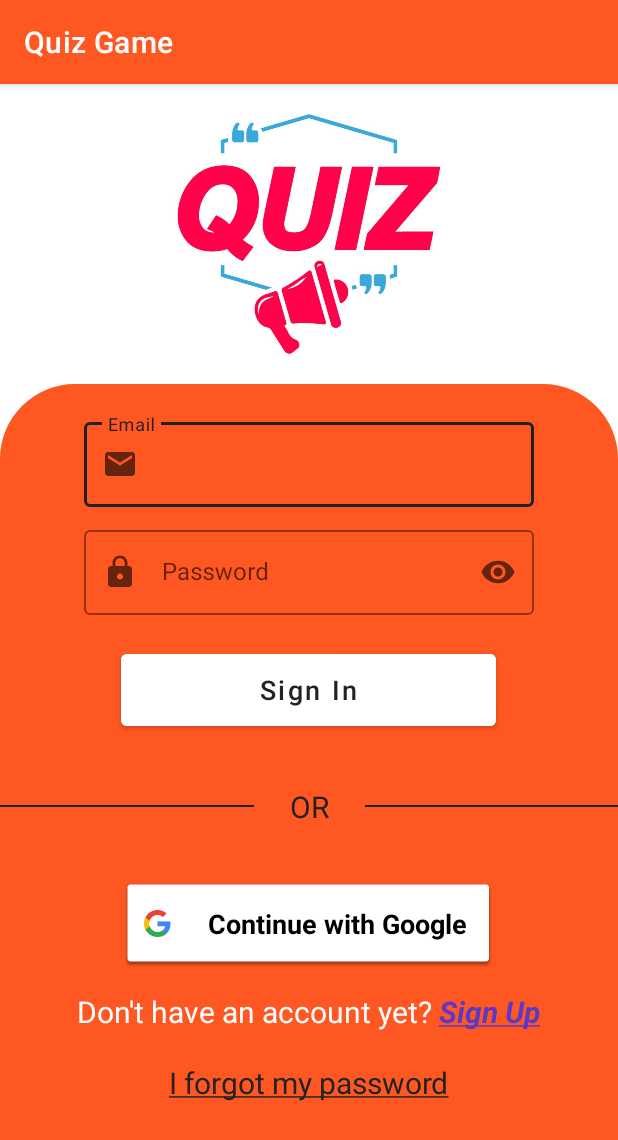
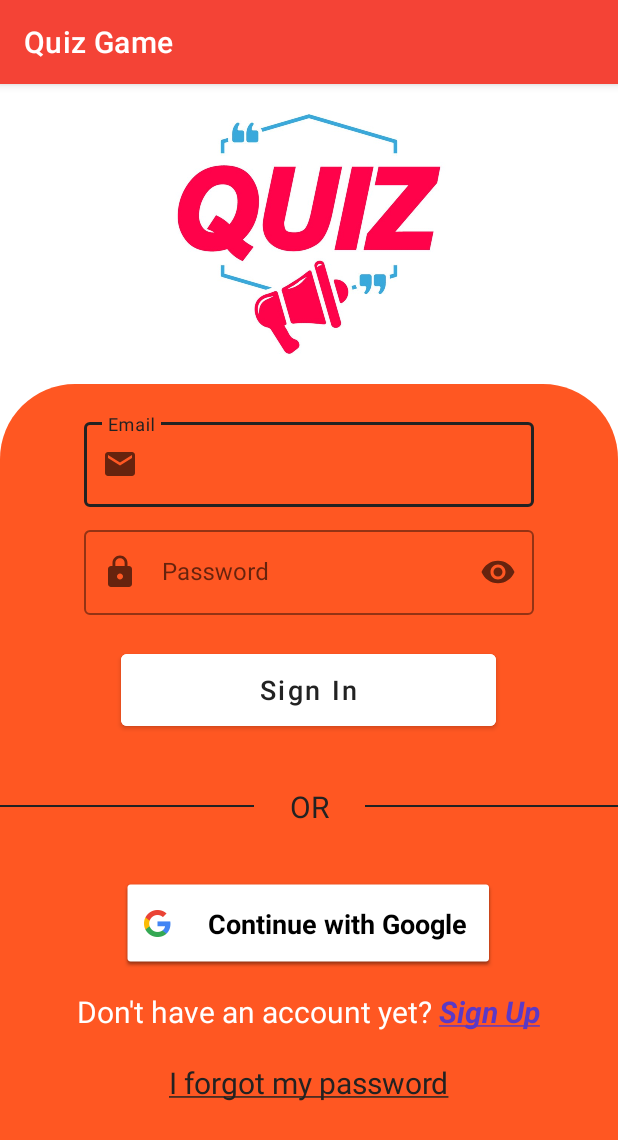
Before and after one commit to jao-johnreginald/QuizGame, an Android app: the screen it shows after launch (LoginActivity), on a phone screen of 412 x 824 dp. Shown: the top 1140 px of the screen. Run offline under Robolectric (Android 15) with nearby library versions, the phone set to English and light mode, and no system bars; our stand-ins replace Firebase (no records; nobody signed in at launch, a user with empty details on screens opened directly).

Commit message:
changed orange colors to red

```diff
--- a/app/src/main/res/values-night/themes.xml
+++ b/app/src/main/res/values-night/themes.xml
@@ -3,7 +3,7 @@
     <style name="Base.Theme.QuizGame" parent="Theme.MaterialComponents.DayNight.DarkActionBar">
         <!-- Customize your dark theme here. -->
         <!-- <item name="colorPrimary">@color/my_dark_primary</item> -->
-        <item name="colorPrimary">@color/orange_200</item>
-        <item name="colorPrimaryDark">@color/orange_800</item>
+        <item name="colorPrimary">@color/red_200</item>
+        <item name="colorPrimaryDark">@color/red_800</item>
     </style>
 </resources>
--- a/app/src/main/res/values/colors.xml
+++ b/app/src/main/res/values/colors.xml
@@ -3,7 +3,9 @@
     <color name="black">#FF222222</color>
     <color name="white">#FFFFFFFF</color>
 
-    <color name="orange_200">#FFAB91</color>
+    <color name="red_200">#EF9A9A</color>
+    <color name="red_500">#F44336</color>
+    <color name="red_800">#C62828</color>
+
     <color name="orange_500">#FF5722</color>
-    <color name="orange_800">#D84315</color>
 </resources>
--- a/app/src/main/res/values/themes.xml
+++ b/app/src/main/res/values/themes.xml
@@ -3,8 +3,8 @@
     <style name="Base.Theme.QuizGame" parent="Theme.MaterialComponents.DayNight.DarkActionBar">
         <!-- Customize your light theme here. -->
         <!-- <item name="colorPrimary">@color/my_light_primary</item> -->
-        <item name="colorPrimary">@color/orange_500</item>
-        <item name="colorPrimaryDark">@color/orange_800</item>
+        <item name="colorPrimary">@color/red_500</item>
+        <item name="colorPrimaryDark">@color/red_800</item>
     </style>
 
     <style name="Theme.QuizGame" parent="Base.Theme.QuizGame" />
@@ -12,7 +12,7 @@
     <style name="AppThemeSplash" parent="Theme.MaterialComponents.DayNight.NoActionBar">
         <!-- Customize your light theme here. -->
         <!-- <item name="colorPrimary">@color/my_light_primary</item> -->
-        <item name="android:statusBarColor">@color/orange_800</item>
+        <item name="android:statusBarColor">@color/red_800</item>
     </style>
 
     <style name="TextInputLayout" parent="Widget.MaterialComponents.TextInputLayout.OutlinedBox">
```
